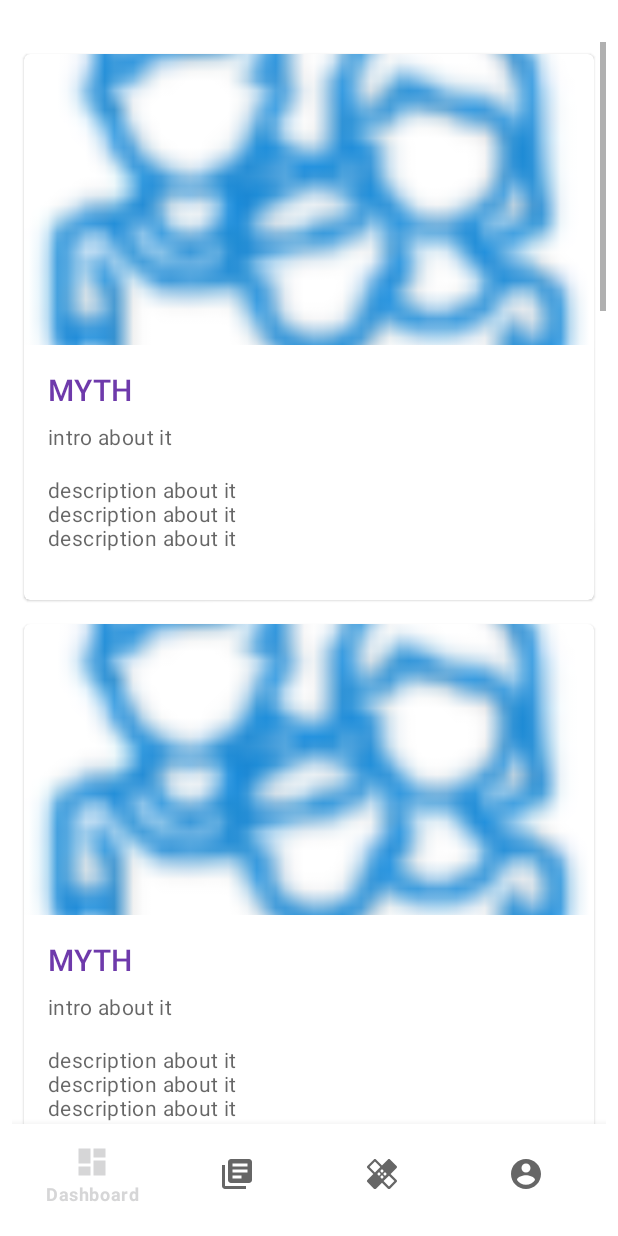
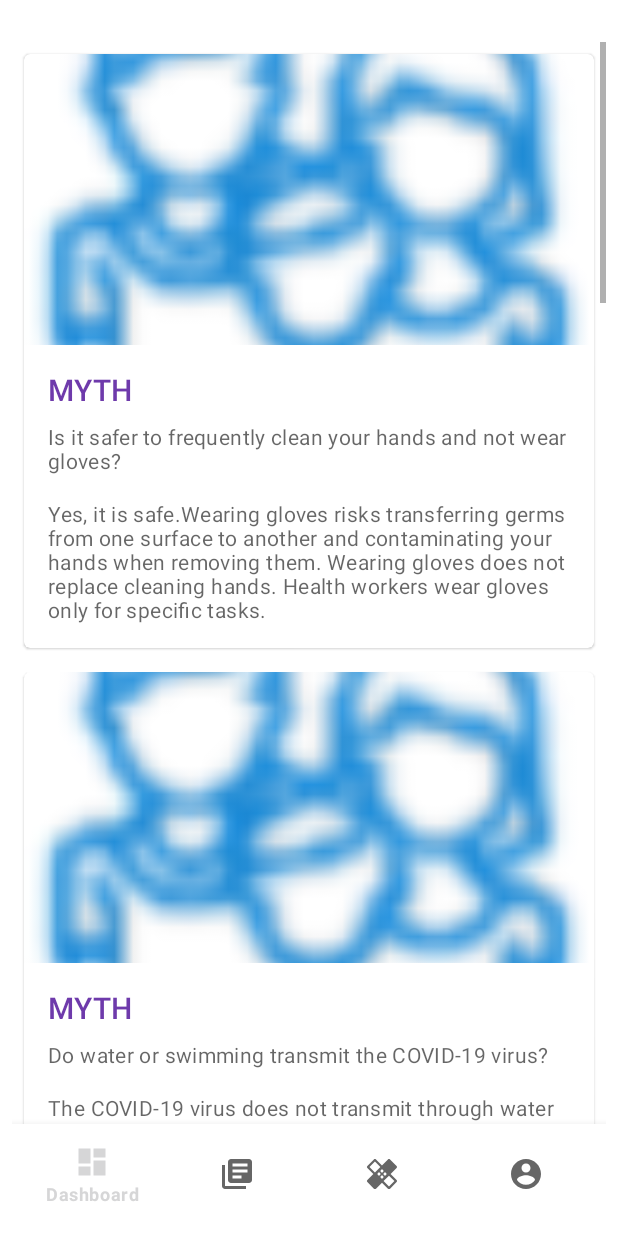
Before and after one commit to 23subbhashit/CovidApp, an Android app: the fragment myth placed in its activity, on a phone screen of 412 x 824 dp. Run offline under Robolectric (Android 15) with nearby library versions, the phone set to English and light mode, and no system bars; our stand-ins replace Volley, navigation-ui; network calls fail.

Commit message:
Myth Info update

```diff
--- a/NEW - BASE/app/src/main/res/layout/fragment_myth.xml
+++ b/NEW - BASE/app/src/main/res/layout/fragment_myth.xml
@@ -53,7 +53,7 @@
                             android:layout_width="wrap_content"
                             android:layout_height="wrap_content"
                             android:layout_marginTop="8dp"
-                            android:text="intro about it"
+                            android:text="Is it safer to frequently clean your hands and not wear gloves?"
                             android:textAppearance="?attr/textAppearanceBody2"
                             android:textColor="?android:attr/textColorSecondary" />
 
@@ -61,7 +61,7 @@
                             android:layout_width="wrap_content"
                             android:layout_height="wrap_content"
                             android:layout_marginTop="16dp"
-                            android:text="description about it\ndescription about it\ndescription about it\n"
+                            android:text="Yes, it is safe.Wearing gloves risks transferring germs from one surface to another and contaminating your hands when removing them. Wearing gloves does not replace cleaning hands. Health workers wear gloves only for specific tasks."
                             android:textAppearance="?attr/textAppearanceBody2"
                             android:textColor="?android:attr/textColorSecondary" />
                     </LinearLayout>
@@ -104,7 +104,7 @@
                             android:layout_width="wrap_content"
                             android:layout_height="wrap_content"
                             android:layout_marginTop="8dp"
-                            android:text="intro about it"
+                            android:text="Do water or swimming transmit the COVID-19 virus?"
                             android:textAppearance="?attr/textAppearanceBody2"
                             android:textColor="?android:attr/textColorSecondary" />
 
@@ -112,7 +112,7 @@
                             android:layout_width="wrap_content"
                             android:layout_height="wrap_content"
                             android:layout_marginTop="16dp"
-                            android:text="description about it\ndescription about it\ndescription about it\n"
+                            android:text="The COVID-19 virus does not transmit through water while swimming. However, the virus spreads between people when someone has close contact with an infected person."
                             android:textAppearance="?attr/textAppearanceBody2"
                             android:textColor="?android:attr/textColorSecondary" />
                     </LinearLayout>
@@ -155,7 +155,7 @@
                             android:layout_width="wrap_content"
                             android:layout_height="wrap_content"
                             android:layout_marginTop="8dp"
-                            android:text="intro about it"
+                            android:text="Do people who get COVID-19 recover from it?"
                             android:textAppearance="?attr/textAppearanceBody2"
                             android:textColor="?android:attr/textColorSecondary" />
 
@@ -163,7 +163,7 @@
                             android:layout_width="wrap_content"
                             android:layout_height="wrap_content"
                             android:layout_marginTop="16dp"
-                            android:text="description about it\ndescription about it\ndescription about it\n"
+                            android:text="Most people recover from it. Most people who get COVID-19 have mild or moderate symptoms and can recover thanks to supportive care. If you have a cough, fever and difficulty breathing seek medical care early - call your health facility by telephone first. If you have fever and live in an area with malaria or dengue seek medical care immediately."
                             android:textAppearance="?attr/textAppearanceBody2"
                             android:textColor="?android:attr/textColorSecondary" />
                     </LinearLayout>
@@ -206,7 +206,7 @@
                             android:layout_width="wrap_content"
                             android:layout_height="wrap_content"
                             android:layout_marginTop="8dp"
-                            android:text="intro about it"
+                            android:text="Holding breath for 10 seconds or moer without coughing or feeling discomfort means being free from covid?"
                             android:textAppearance="?attr/textAppearanceBody2"
                             android:textColor="?android:attr/textColorSecondary" />
 
@@ -214,7 +214,7 @@
                             android:layout_width="wrap_content"
                             android:layout_height="wrap_content"
                             android:layout_marginTop="16dp"
-                            android:text="description about it\ndescription about it\ndescription about it\n"
+                            android:text="NO. Being able to hold your breath for 10 seconds or more without coughing or feeling discomfort DOES NOT mean you are free from COVID-19"
                             android:textAppearance="?attr/textAppearanceBody2"
                             android:textColor="?android:attr/textColorSecondary" />
                     </LinearLayout>
```
Also changed, not shown: 312 other files.
